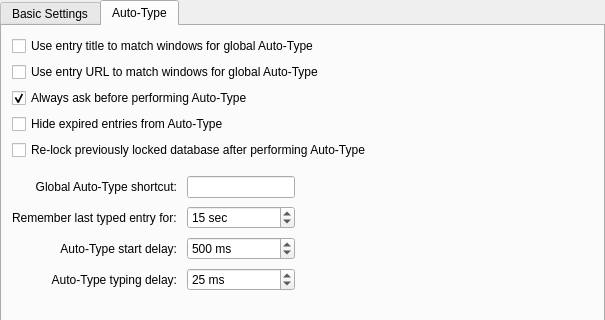
First picture: the form in src/gui/ApplicationSettingsWidgetGeneral.ui, repository keepassxreboot/keepassxc, before the edit; both pictures show x 0 to 605 and y 0 to 320 of the 605 by 968 pixel window.
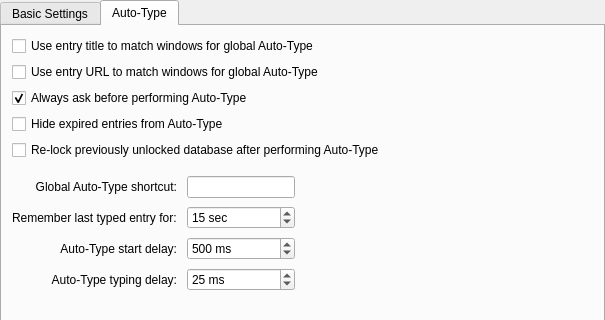
Second picture: the form after the edit. The open tabs and pages were chosen to show the change. Custom widgets are drawn as their Qt base class.

Commit message: Replace *locked* with *unlocked* in *Re-lock previously locked database*

Patch:
```diff
--- a/src/gui/ApplicationSettingsWidgetGeneral.ui
+++ b/src/gui/ApplicationSettingsWidgetGeneral.ui
@@ -1063,7 +1063,7 @@
        <item>
         <widget class="QCheckBox" name="autoTypeRelockDatabaseCheckBox">
          <property name="text">
-          <string>Re-lock previously locked database after performing Auto-Type</string>
+          <string>Re-lock previously unlocked database after performing Auto-Type</string>
          </property>
         </widget>
        </item>
```
The commit also changes 44 other files.
